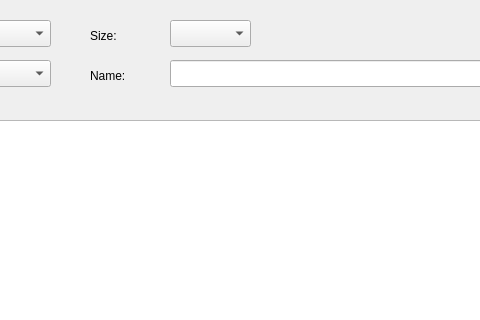
lukaszdmitrowski/coreboot_flashtool, file supported.ui: the form before one commit; both pictures show x 200 to 680 and y 0 to 320 of the 845 by 634 pixel window.
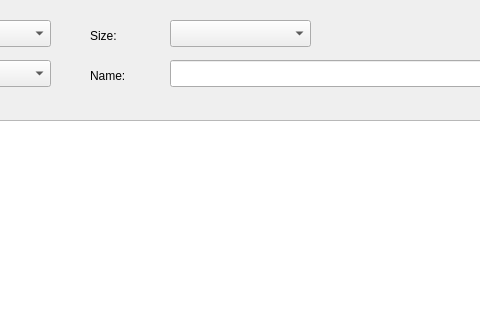
The form after the commit. Icons and pictures are not drawn.

What changed in the file:
```diff
--- a/supported.ui
+++ b/supported.ui
@@ -97,7 +97,7 @@
     <rect>
      <x>370</x>
      <y>20</y>
-     <width>81</width>
+     <width>141</width>
      <height>27</height>
     </rect>
    </property>
```
